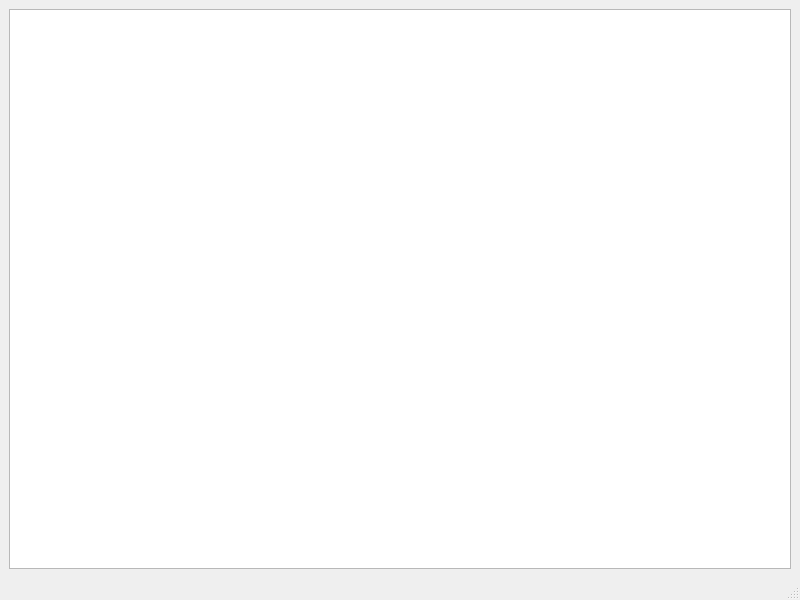
This is Projects/Example01/Clients/QtBased/ui/clientwindow.ui in Segs/Segs as Qt 5 draws it before an edit. The edited form follows.
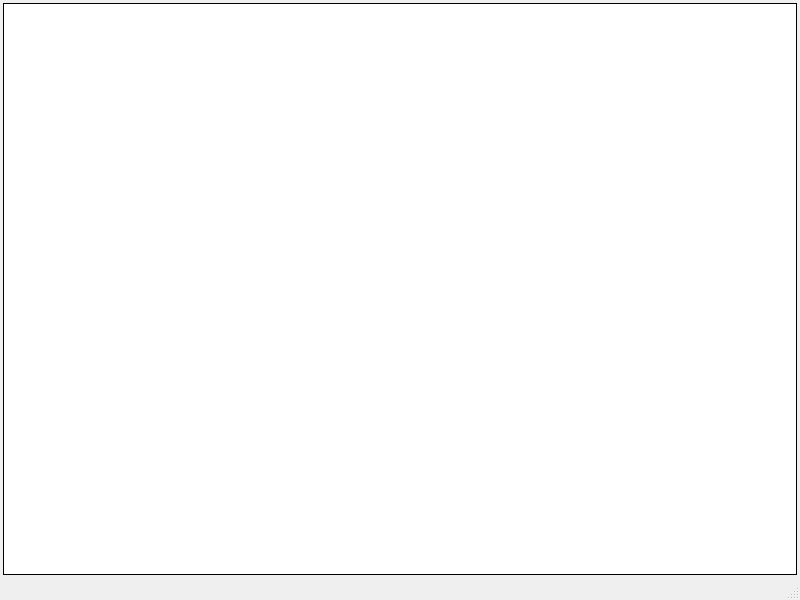
This is the edited form.

Diff of the .ui file:
```diff
--- a/Projects/Example01/Clients/QtBased/ui/clientwindow.ui
+++ b/Projects/Example01/Clients/QtBased/ui/clientwindow.ui
@@ -15,8 +15,18 @@
   </property>
   <widget class="QWidget" name="centralwidget">
    <layout class="QHBoxLayout" name="horizontalLayout">
+    <property name="margin">
+     <number>3</number>
+    </property>
     <item>
-     <widget class="QGraphicsView" name="graphicsView"/>
+     <widget class="QGraphicsView" name="graphicsView">
+      <property name="frameShape">
+       <enum>QFrame::Box</enum>
+      </property>
+      <property name="frameShadow">
+       <enum>QFrame::Plain</enum>
+      </property>
+     </widget>
     </item>
    </layout>
   </widget>
```
